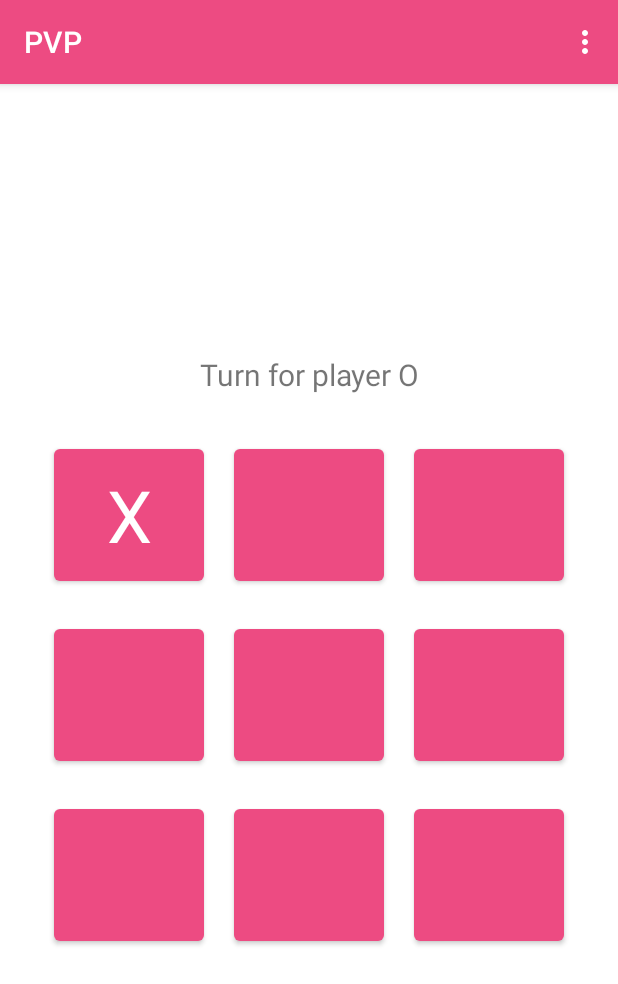
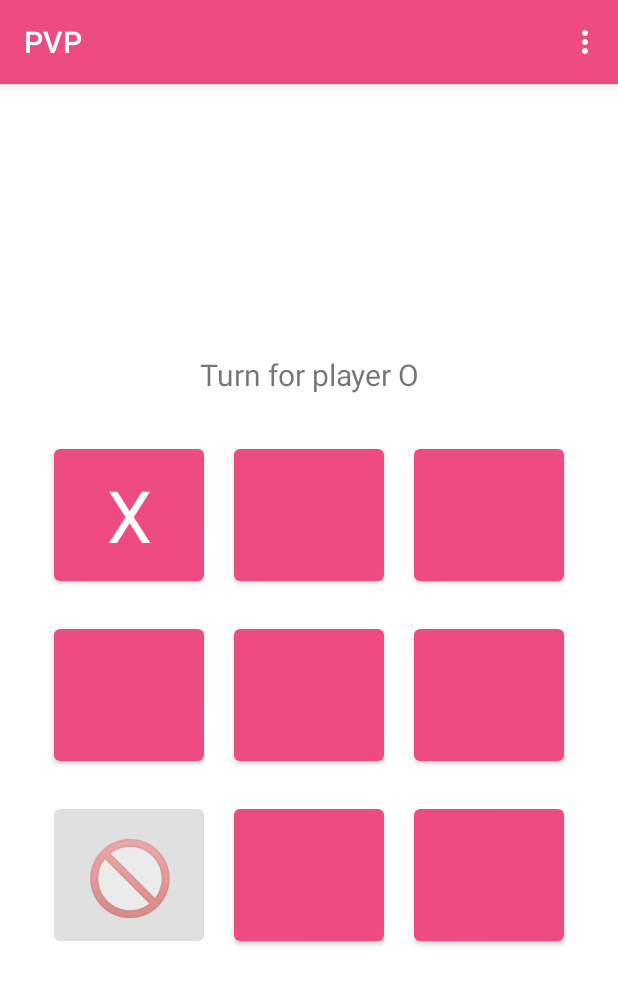
Before and after one commit to boogeymanCoder/Tictactoe, an Android app: the GridActivity screen opened directly, with no data from a screen before it, after a tap on an icon or button, on a phone screen of 412 x 824 dp. Shown: the top 984 px of the screen. Run offline under Robolectric (Android 15) with nearby library versions, the phone set to English and light mode, and no system bars.

Commit message:
implemented blockers on pvp

```diff
--- a/app/src/main/java/adet/finalsproject/t174/tictactoe/Coordinates.java
+++ b/app/src/main/java/adet/finalsproject/t174/tictactoe/Coordinates.java
@@ -1,6 +1,8 @@
 package adet.finalsproject.t174.tictactoe;
 
-public class Coordinates {
+import java.io.Serializable;
+
+public class Coordinates implements Serializable {
     private int row;
     private int col;
 
@@ -16,4 +18,9 @@ public class Coordinates {
     public int getCol() {
         return col;
     }
+
+    @Override
+    public String toString() {
+        return "Coordinates{" + row + ", " + col + "}";
+    }
 }
--- a/app/src/main/java/adet/finalsproject/t174/tictactoe/Grid.java
+++ b/app/src/main/java/adet/finalsproject/t174/tictactoe/Grid.java
@@ -12,6 +12,7 @@ public class Grid implements Serializable {
     final static String O = "O";
     final static String TIE = "TIE";
     final static String NO_WINNER = "NO_WINNER";
+    final static String BLOCK = "🚫";
 
     private String grid[][];
 
@@ -101,7 +102,7 @@ public class Grid implements Serializable {
     public boolean checkDraw() {
         for(String[] row: grid) {
             for(String box: row) {
-                if(box.isEmpty()) {
+                if(box.equals(Grid.EMPTY) || box.equals(Grid.BLOCK)) {
                     return false;
                 }
             }
--- a/app/src/main/java/adet/finalsproject/t174/tictactoe/GridActivity.java
+++ b/app/src/main/java/adet/finalsproject/t174/tictactoe/GridActivity.java
@@ -10,14 +10,21 @@ import android.widget.Button;
 import android.widget.TextView;
 import android.widget.Toast;
 
+import java.util.ArrayList;
 import java.util.Random;
 
 public class GridActivity extends HasNavbarMenu {
     private static String GRID = "grid";
     private static String TURN = "turn";
+    private static String BLOCKS = "blocks";
+    private static String TURN_NUM = "turnNum";
+    private static String LAST_BLOCK = "lastBlock";
 
     private String turn;
+    private int turnNum;
     private Grid grid;
+    private ArrayList<Integer> blocks;
+    private Coordinates lastBlock;
 
     private Button box0;
     private Button box1;
@@ -37,23 +44,40 @@ public class GridActivity extends HasNavbarMenu {
         super.onCreate(savedInstanceState);
         setContentView(R.layout.activity_grid);
 
+
+        box0 = findViewById(R.id.box0);
+        box1 = findViewById(R.id.box1);
+        box2 = findViewById(R.id.box2);
+        box3 = findViewById(R.id.box3);
+        box4 = findViewById(R.id.box4);
+        box5 = findViewById(R.id.box5);
+        box6 = findViewById(R.id.box6);
+        box7 = findViewById(R.id.box7);
+        box8 = findViewById(R.id.box8);
+
         if (savedInstanceState != null) {
             turn = savedInstanceState.getString(TURN);
             grid = (Grid) savedInstanceState.getSerializable(GRID);
+            System.out.print("blocks: ");
+            blocks = (ArrayList<Integer>) savedInstanceState.getSerializable(BLOCKS);
+            for(int block: blocks) {
+                System.out.print(block + ", ");
+            }
+            turnNum = savedInstanceState.getInt(TURN_NUM);
+            lastBlock = (Coordinates) savedInstanceState.getSerializable(LAST_BLOCK);
         } else {
             turn = randomTurn(new String[] {Grid.O, Grid.X});
             grid = new Grid();
+
+            System.out.print("blocks: ");
+            blocks = generateBlocks();
+            for(int block: blocks) {
+                System.out.print(block + ", ");
+            }
+            turnNum = 0;
+            lastBlock = new Coordinates(-1, -1);
         }
-
-         box0 = findViewById(R.id.box0);
-         box1 = findViewById(R.id.box1);
-         box2 = findViewById(R.id.box2);
-         box3 = findViewById(R.id.box3);
-         box4 = findViewById(R.id.box4);
-         box5 = findViewById(R.id.box5);
-         box6 = findViewById(R.id.box6);
-         box7 = findViewById(R.id.box7);
-         box8 = findViewById(R.id.box8);
+        System.out.println();
 
          box0.setTag(new Coordinates(0,  0));
          box1.setTag(new Coordinates(0,  1));
@@ -77,12 +101,16 @@ public class GridActivity extends HasNavbarMenu {
 
          turnText = findViewById(R.id.turnText);
          turnText.setText("Turn for player " + this.turn);
+        placeBlock();
     }
 
     @Override
     public void onSaveInstanceState(@NonNull Bundle outState) {
         outState.putSerializable(GRID, grid);
         outState.putString(TURN, turn);
+        outState.putSerializable(BLOCKS, blocks);
+        outState.putInt(TURN_NUM, turnNum);
+        outState.putSerializable(LAST_BLOCK, lastBlock);
 
         super.onSaveInstanceState(outState);
     }
@@ -91,6 +119,51 @@ public class GridActivity extends HasNavbarMenu {
         this.turn = turn;
 
         turnText.setText("Turn for player " + this.turn);
+        placeBlock();
+    }
+
+    public void placeBlock() {
+        ArrayList<Coordinates> emptyBlocks = findEmptyBlocks();
+        Button[][] boxes = {{box0, box1, box2}, {box3, box4, box5}, {box6, box7, box8}};
+
+
+        if(lastBlock.getRow() != -1 || lastBlock.getCol() != -1) {
+            int row = lastBlock.getRow();
+            int col = lastBlock.getCol();
+            Button box = boxes[row][col];
+            box.setText(Grid.EMPTY);
+            box.setEnabled(true);
+            grid.mark(row, col, Grid.EMPTY);
+        }
+
+        if(turnNum < 8) {
+            Coordinates block = emptyBlocks.get(blocks.get(turnNum));
+            int row = block.getRow();
+            int col = block.getCol();
+
+            Button box = boxes[row][col];
+            box.setText(Grid.BLOCK);
+            box.setEnabled(false);
+            grid.mark(row, col, Grid.BLOCK);
+
+            lastBlock = block;
+
+            turnNum += 1;
+        }
+    }
+
+    public ArrayList<Coordinates> findEmptyBlocks() {
+        ArrayList<Coordinates> emptyBlocks = new ArrayList<>();
+
+        for(int i = 0; i < 3; i++) {
+            for(int j = 0; j < 3; j++) {
+                if(grid.getValue(i, j).equals(Grid.EMPTY) || grid.getValue(i, j).equals(Grid.BLOCK)) {
+                    emptyBlocks.add(new Coordinates(i, j));
+                }
+            }
+        }
+
+        return emptyBlocks;
     }
 
     public void mark(View v) {
@@ -159,7 +232,12 @@ public class GridActivity extends HasNavbarMenu {
         box7.setText(Grid.EMPTY);
         box8.setText(Grid.EMPTY);
 
-        grid.resetGrid();
+        turn = randomTurn(new String[] {Grid.O, Grid.X});
+        grid = new Grid();
+
+        blocks = generateBlocks();
+        turnNum = 0;
+        lastBlock = new Coordinates(-1, -1);
     }
 
 
@@ -179,4 +257,18 @@ public class GridActivity extends HasNavbarMenu {
         int rnd = new Random().nextInt(turns.length);
         return turns[rnd];
     }
+
+    public ArrayList<Integer> generateBlocks() {
+        ArrayList<Integer> blocks = new ArrayList<>();
+
+        for(int i = 9; i > 1; i--) {
+            int rnd = new Random().nextInt(i);
+            System.out.println("Index: " + i);
+            System.out.println("Random number: " + rnd);
+
+            blocks.add(rnd);
+        }
+
+        return blocks;
+    }
 }
```
